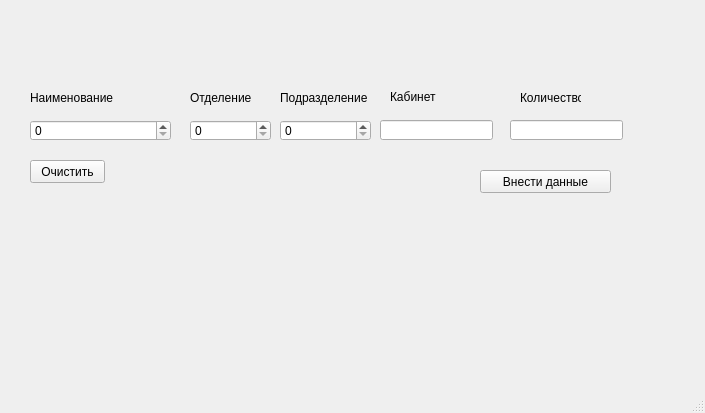
Olegioner/inv, file Interfaces/inv.ui: the form before one commit.
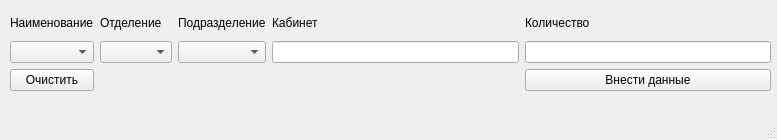
The form after the commit.

The edit to the form file:
```diff
--- a/Interfaces/inv.ui
+++ b/Interfaces/inv.ui
@@ -6,154 +6,95 @@
    <rect>
     <x>0</x>
     <y>0</y>
-    <width>705</width>
-    <height>413</height>
+    <width>777</width>
+    <height>140</height>
    </rect>
   </property>
   <property name="windowTitle">
    <string>MainWindow</string>
   </property>
   <widget class="QWidget" name="centralwidget">
-   <widget class="QSpinBox" name="spinBox_name">
+   <widget class="QWidget" name="gridLayoutWidget">
     <property name="geometry">
      <rect>
-      <x>30</x>
-      <y>120</y>
-      <width>141</width>
-      <height>21</height>
+      <x>10</x>
+      <y>10</y>
+      <width>761</width>
+      <height>81</height>
      </rect>
     </property>
-   </widget>
-   <widget class="QSpinBox" name="spinBox_unit">
-    <property name="geometry">
-     <rect>
-      <x>190</x>
-      <y>120</y>
-      <width>81</width>
-      <height>21</height>
-     </rect>
-    </property>
-   </widget>
-   <widget class="QSpinBox" name="spinBox_subunit">
-    <property name="geometry">
-     <rect>
-      <x>280</x>
-      <y>120</y>
-      <width>91</width>
-      <height>21</height>
-     </rect>
-    </property>
-   </widget>
-   <widget class="QLineEdit" name="lineEdit_kab">
-    <property name="geometry">
-     <rect>
-      <x>380</x>
-      <y>120</y>
-      <width>113</width>
-      <height>20</height>
-     </rect>
-    </property>
-   </widget>
-   <widget class="QLineEdit" name="lineEdit_count">
-    <property name="geometry">
-     <rect>
-      <x>510</x>
-      <y>120</y>
-      <width>113</width>
-      <height>20</height>
-     </rect>
-    </property>
-   </widget>
-   <widget class="QLabel" name="label_name">
-    <property name="geometry">
-     <rect>
-      <x>30</x>
-      <y>90</y>
-      <width>91</width>
-      <height>16</height>
-     </rect>
-    </property>
-    <property name="text">
-     <string>Наименование</string>
-    </property>
-   </widget>
-   <widget class="QLabel" name="label_unit">
-    <property name="geometry">
-     <rect>
-      <x>190</x>
-      <y>90</y>
-      <width>61</width>
-      <height>16</height>
-     </rect>
-    </property>
-    <property name="text">
-     <string>Отделение</string>
-    </property>
-   </widget>
-   <widget class="QLabel" name="label_subunit">
-    <property name="geometry">
-     <rect>
-      <x>280</x>
-      <y>90</y>
-      <width>91</width>
-      <height>16</height>
-     </rect>
-    </property>
-    <property name="text">
-     <string>Подразделение</string>
-    </property>
-   </widget>
-   <widget class="QLabel" name="label_kab">
-    <property name="geometry">
-     <rect>
-      <x>390</x>
-      <y>90</y>
-      <width>47</width>
-      <height>13</height>
-     </rect>
-    </property>
-    <property name="text">
-     <string>Кабинет</string>
-    </property>
-   </widget>
-   <widget class="QLabel" name="label_count">
-    <property name="geometry">
-     <rect>
-      <x>520</x>
-      <y>90</y>
-      <width>61</width>
-      <height>16</height>
-     </rect>
-    </property>
-    <property name="text">
-     <string>Количество</string>
-    </property>
-   </widget>
-   <widget class="QPushButton" name="pushButton_clear">
-    <property name="geometry">
-     <rect>
-      <x>30</x>
-      <y>160</y>
-      <width>75</width>
-      <height>23</height>
-     </rect>
-    </property>
-    <property name="text">
-     <string>Очистить</string>
-    </property>
-   </widget>
-   <widget class="QPushButton" name="pushButton_into_values">
-    <property name="geometry">
-     <rect>
-      <x>480</x>
-      <y>170</y>
-      <width>131</width>
-      <height>23</height>
-     </rect>
-    </property>
-    <property name="text">
-     <string>Внести данные</string>
-    </property>
+    <layout class="QGridLayout" name="gridLayout" rowstretch="0,0,0">
+     <property name="sizeConstraint">
+      <enum>QLayout::SetNoConstraint</enum>
+     </property>
+     <property name="horizontalSpacing">
+      <number>6</number>
+     </property>
+     <item row="0" column="3">
+      <widget class="QLabel" name="label_kab">
+       <property name="text">
+        <string>Кабинет</string>
+       </property>
+      </widget>
+     </item>
+     <item row="0" column="4">
+      <widget class="QLabel" name="label_count">
+       <property name="text">
+        <string>Количество</string>
+       </property>
+      </widget>
+     </item>
+     <item row="1" column="3">
+      <widget class="QLineEdit" name="lineEdit_kab"/>
+     </item>
+     <item row="2" column="0">
+      <widget class="QPushButton" name="pushButton_clear">
+       <property name="text">
+        <string>Очистить</string>
+       </property>
+      </widget>
+     </item>
+     <item row="2" column="4">
+      <widget class="QPushButton" name="pushButton_into_values">
+       <property name="text">
+        <string>Внести данные</string>
+       </property>
+      </widget>
+     </item>
+     <item row="1" column="1">
+      <widget class="QComboBox" name="comboBox_unit"/>
+     </item>
+     <item row="0" column="2">
+      <widget class="QLabel" name="label_subunit">
+       <property name="text">
+        <string>Подразделение</string>
+       </property>
+      </widget>
+     </item>
+     <item row="1" column="4">
+      <widget class="QLineEdit" name="lineEdit_count"/>
+     </item>
+     <item row="1" column="2">
+      <widget class="QComboBox" name="comboBox_subuint"/>
+     </item>
+     <item row="1" column="0">
+      <widget class="QComboBox" name="comboBox_name"/>
+     </item>
+     <item row="0" column="1">
+      <widget class="QLabel" name="label_unit">
+       <property name="text">
+        <string>Отделение</string>
+       </property>
+      </widget>
+     </item>
+     <item row="0" column="0">
+      <widget class="QLabel" name="label_name">
+       <property name="text">
+        <string>Наименование</string>
+       </property>
+      </widget>
+     </item>
+    </layout>
    </widget>
   </widget>
   <widget class="QMenuBar" name="menubar">
```
Left out of the diff: 2 changed lines with no effect on the pictures.
